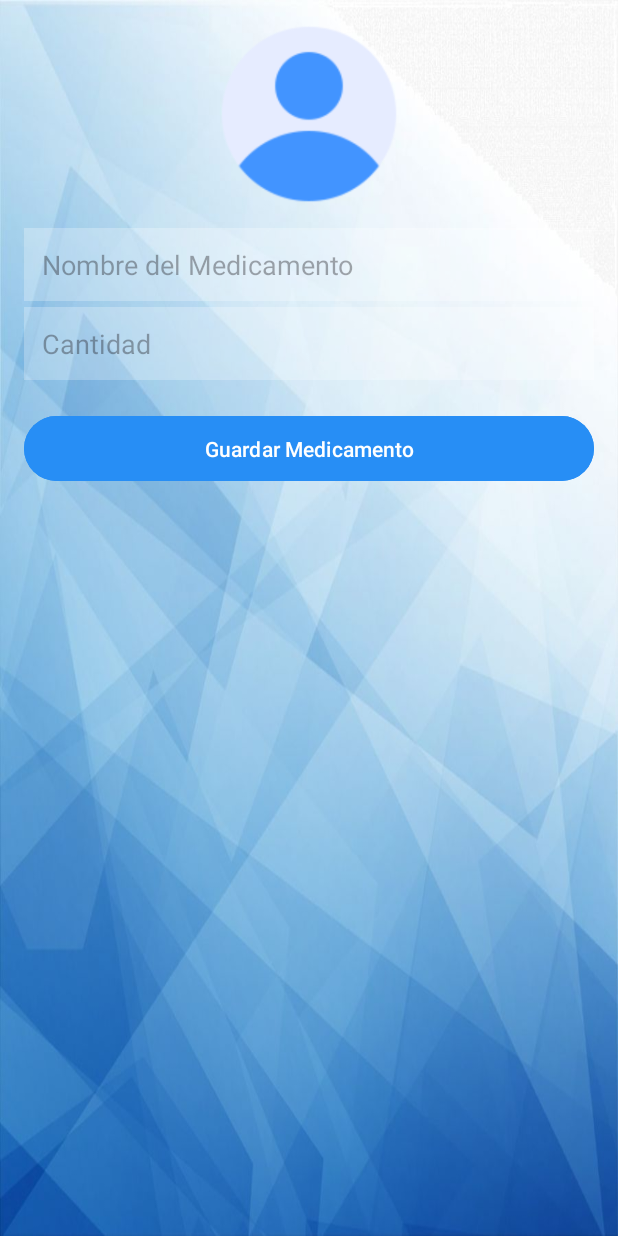
After one commit to Mily26/TuHoraSalud, an Android app: the InsertMedicineActivity screen opened directly, with no data from a screen before it, on a phone screen of 412 x 824 dp. The commit adds this screen. Run offline under Robolectric (Android 15) with nearby library versions, the phone set to English and light mode, and no system bars; our stand-ins replace Room's generated code.

Commit message:
pantallas insertar medicina

```diff
--- a/AppTuHoraSalud/app/src/main/AndroidManifest.xml
+++ b/AppTuHoraSalud/app/src/main/AndroidManifest.xml
@@ -30,8 +30,8 @@
             android:name=".RegisterActivity"
             android:exported="false" />
         <activity
-            android:name=".MainActivity"
-            android:exported="true" />
+            android:name=".InsertMedicineActivity"
+            android:exported="false" />
     </application>
 
 </manifest>
--- /dev/null
+++ b/AppTuHoraSalud/app/src/main/java/com/example/apptuhorasalud/InsertMedicineActivity.java
@@ -0,0 +1,116 @@
+package com.example.apptuhorasalud;
+
+import android.os.Bundle;
+import android.text.TextUtils;
+import android.util.Log;
+import android.widget.Button;
+import android.widget.EditText;
+import android.widget.Toast;
+import androidx.activity.EdgeToEdge;
+import androidx.appcompat.app.AppCompatActivity;
+import androidx.core.graphics.Insets;
+import androidx.core.view.ViewCompat;
+import androidx.core.view.WindowInsetsCompat;
+import androidx.room.Room;
+import com.example.apptuhorasalud.domain.models.Medicine;
+import com.example.apptuhorasalud.domain.interfaces.IMedicineRepository;
+import com.example.apptuhorasalud.infrastructure.data.AppDatabase;
+import com.example.apptuhorasalud.infrastructure.repository.MedicineRepositoryImpl;
+import com.example.apptuhorasalud.utils.FormUtils;
+
+public class InsertMedicineActivity extends AppCompatActivity {
+
+    private EditText inputMedicineName, inputQuantity;
+    private Button btnSaveMedicine;
+
+    private String medicineName, quantity;
+    private int userId;
+
+    private static final String DB_NAME = "usuarios-db";
+
+    @Override
+    protected void onCreate(Bundle savedInstanceState) {
+        super.onCreate(savedInstanceState);
+        EdgeToEdge.enable(this);
+        setContentView(R.layout.activity_insert_medicine);
+
+        ViewCompat.setOnApplyWindowInsetsListener(findViewById(R.id.scrollInsertMedicine), (v, insets) -> {
+            Insets systemBars = insets.getInsets(WindowInsetsCompat.Type.systemBars());
+            v.setPadding(systemBars.left, systemBars.top, systemBars.right, systemBars.bottom);
+            return insets;
+        });
+
+        inputMedicineName = findViewById(R.id.inputMedicineName);
+        inputQuantity = findViewById(R.id.inputQuantity);
+        btnSaveMedicine = findViewById(R.id.btnSaveMedicine);
+
+        // Get userId from intent
+        userId = getIntent().getIntExtra("idUsuario", -1);
+
+        btnSaveMedicine.setOnClickListener(v -> onSaveMedicineClick());
+    }
+
+    // methods
+    private void onSaveMedicineClick() {
+        getValues();
+        if (!validateInput()) return;
+        saveMedicine();
+    }
+
+    private void getValues() {
+        medicineName = inputMedicineName.getText().toString().trim();
+        quantity = inputQuantity.getText().toString().trim();
+    }
+
+    private boolean validateInput() {
+        if (TextUtils.isEmpty(medicineName)) {
+            FormUtils.showError(this, "Ingrese el nombre del medicamento", inputMedicineName);
+            return false;
+        }
+
+        if (medicineName.length() < 2) {
+            FormUtils.showError(this, "El nombre debe tener al menos 2 caracteres", inputMedicineName);
+            return false;
+        }
+
+        if (TextUtils.isEmpty(quantity)) {
+            FormUtils.showError(this, "Ingrese la cantidad", inputQuantity);
+            return false;
+        }
+
+        try {
+            int qty = Integer.parseInt(quantity);
+            if (qty <= 0) {
+                FormUtils.showError(this, "La cantidad debe ser mayor a 0", inputQuantity);
+                return false;
+            }
+        } catch (NumberFormatException e) {
+            FormUtils.showError(this, "La cantidad debe ser un número válido", inputQuantity);
+            return false;
+        }
+
+        if (userId == -1) {
+            Toast.makeText(this, "Error: Usuario no identificado", Toast.LENGTH_SHORT).show();
+            return false;
+        }
+
+        return true;
+    }
+
+    private void saveMedicine() {
+        Medicine medicine = new Medicine(0, medicineName, Integer.parseInt(quantity), userId, false);
+
+        new Thread(() -> {
+            AppDatabase db = Room.databaseBuilder(getApplicationContext(), AppDatabase.class, DB_NAME).build();
+            IMedicineRepository repo = new MedicineRepositoryImpl(db.medicineDao());
+
+            repo.addMedicine(medicine).join();
+            Log.d("DB", "Medicamento guardado correctamente: " + medicine.getName() + " - Cantidad: " + medicine.getQuantity());
+
+            runOnUiThread(() -> {
+                FormUtils.showSuccess(this, "Medicamento guardado correctamente");
+                finish();
+            });
+        }).start();
+    }
+}
--- a/AppTuHoraSalud/app/src/main/java/com/example/apptuhorasalud/LoginActivity.java
+++ b/AppTuHoraSalud/app/src/main/java/com/example/apptuhorasalud/LoginActivity.java
@@ -110,15 +110,16 @@ public class LoginActivity extends AppCompatActivity {
         if (user != null && user.getName() != null) {
             Log.d("LOGIN", "Acceso exitoso: " + user.getEmail());
             FormUtils.showSuccess(this, "Bienvenido" + user.getName());
-            navigateToHome(user.getName());
+            navigateToHome(user.getName(), user.getId());
         } else {
             Log.d("LOGIN", "Credenciales incorrectas para: " + email);
             Toast.makeText(this, "Correo o contraseña incorrectos", Toast.LENGTH_SHORT).show();
         }
     }
-    private void navigateToHome(String nameUser) {
+    private void navigateToHome(String nameUser, int userId) {
         Intent intent = new Intent(LoginActivity.this, HomeActivity.class);
         intent.putExtra("nombreUsuario", nameUser);
+        intent.putExtra("idUsuario", userId);
         startActivity(intent);
         finish();
     }
--- a/AppTuHoraSalud/app/src/main/res/layout/activity_home.xml
+++ b/AppTuHoraSalud/app/src/main/res/layout/activity_home.xml
@@ -15,19 +15,19 @@
         android:text="No tienes recordatorios pendientes"
         android:textColor="#0D47A1"
         android:textSize="20sp"
-        app:layout_constraintBottom_toTopOf="@+id/button"
+        app:layout_constraintBottom_toTopOf="@+id/buttonMedicine"
         app:layout_constraintEnd_toEndOf="parent"
         app:layout_constraintStart_toStartOf="parent"
         app:layout_constraintTop_toTopOf="parent"
         app:layout_constraintVertical_chainStyle="packed" />
 
     <Button
-        android:id="@+id/button"
+        android:id="@+id/buttonMedicine"
         android:layout_width="wrap_content"
         android:layout_height="wrap_content"
         android:layout_marginTop="16dp"
         android:backgroundTint="#1976D2"
-        android:text="Agregar recordatorio"
+        android:text="Agregar medicamento"
         android:textColor="@android:color/white"
         app:layout_constraintBottom_toBottomOf="parent"
         app:layout_constraintEnd_toEndOf="parent"
--- /dev/null
+++ b/AppTuHoraSalud/app/src/main/res/layout/activity_insert_medicine.xml
@@ -0,0 +1,58 @@
+<?xml version="1.0" encoding="utf-8"?>
+<ScrollView xmlns:android="http://schemas.android.com/apk/res/android"
+    android:id="@+id/scrollInsertMedicine"
+    android:layout_width="match_parent"
+    android:layout_height="match_parent"
+    android:background="@drawable/fondo3">
+
+    <LinearLayout
+        android:id="@+id/layoutFormulario"
+        android:layout_width="match_parent"
+        android:layout_height="wrap_content"
+        android:orientation="vertical"
+        android:padding="16dp">
+
+        <ImageView
+            android:id="@+id/imgMedicine"
+            android:layout_width="120dp"
+            android:layout_height="120dp"
+            android:layout_gravity="center"
+            android:layout_marginBottom="16dp"
+            android:contentDescription="Icono de medicina"
+            android:src="@drawable/usuario" />
+
+        <EditText
+            android:id="@+id/inputMedicineName"
+            android:layout_width="match_parent"
+            android:layout_height="wrap_content"
+            android:layout_marginBottom="4dp"
+            android:background="#40FFFFFF"
+            android:hint="Nombre del Medicamento"
+            android:inputType="textPersonName"
+            android:minHeight="48dp"
+            android:padding="12dp" />
+
+        <EditText
+            android:id="@+id/inputQuantity"
+            android:layout_width="match_parent"
+            android:layout_height="wrap_content"
+            android:layout_marginBottom="4dp"
+            android:background="#40FFFFFF"
+            android:hint="Cantidad"
+            android:inputType="number"
+            android:minHeight="48dp"
+            android:padding="12dp" />
+
+        <Button
+            android:id="@+id/btnSaveMedicine"
+            android:layout_width="match_parent"
+            android:layout_height="wrap_content"
+            android:layout_marginTop="16dp"
+            android:backgroundTint="#278EF5"
+            android:minHeight="48dp"
+            android:padding="12dp"
+            android:text="Guardar Medicamento"
+            android:textColor="#FFFFFF" />
+
+    </LinearLayout>
+</ScrollView>
```
Also changed, not shown: AppTuHoraSalud/app/src/main/java/com/example/apptuhorasalud/HomeActivity.java (+16 -1 lines).
